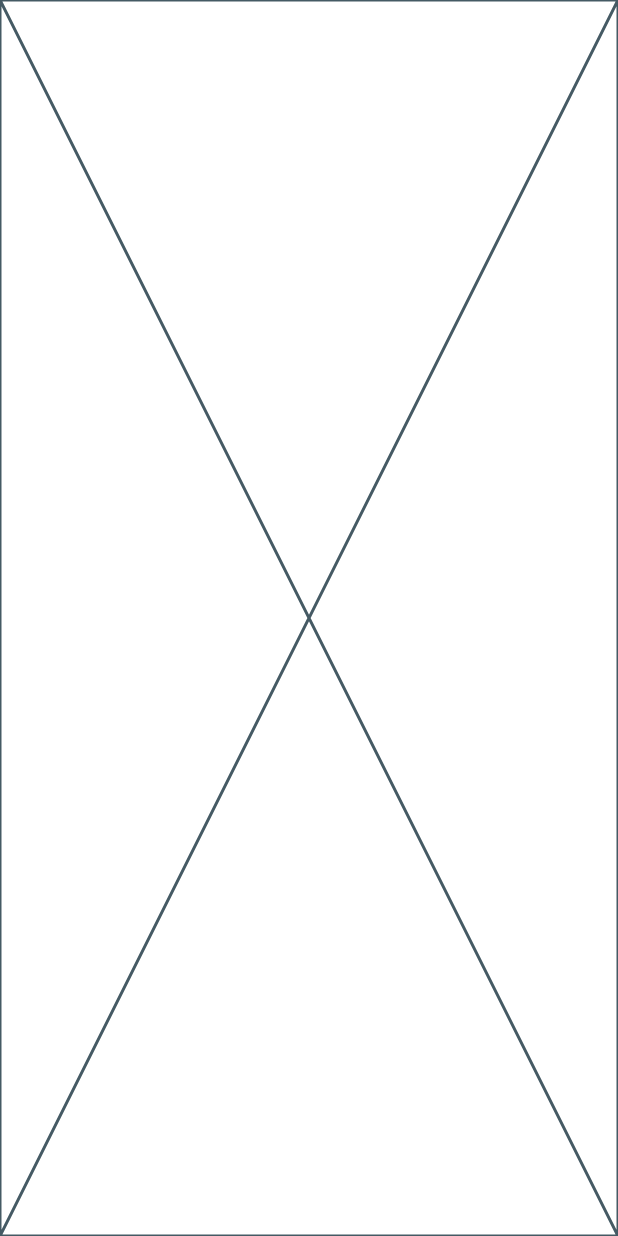
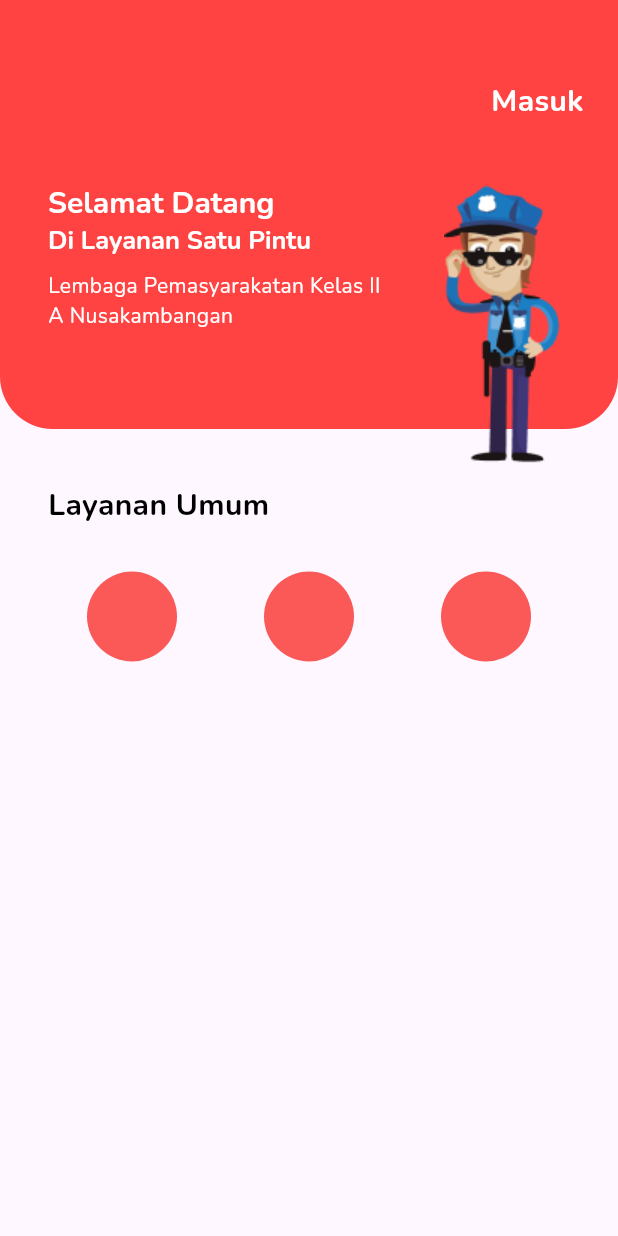
Before and after one commit to Introvertskrrt/SiElsi-Project, a Flutter app: the screen it shows after launch, after a tap on "Memulai", on a phone screen of 412 x 824 dp. Run offline on Flutter 3.47's test engine with Material 3 defaults, Android fonts, the light colour scheme and no system bars; our stand-ins replace get, google_fonts.

Commit message:
update: dashboard progress

```diff
--- a/lib/views/dashboard_views/dashboard_umum_view.dart
+++ b/lib/views/dashboard_views/dashboard_umum_view.dart
@@ -1,10 +1,60 @@
 import 'package:flutter/material.dart';
+import 'package:sibesi_app/constants/color_constant.dart';
+import 'package:sibesi_app/constants/text_style_constant.dart';
+import 'package:sibesi_app/views/dashboard_views/widgets/header_widget.dart';
 
 class DashboardUmumView extends StatelessWidget {
   const DashboardUmumView({super.key});
 
   @override
   Widget build(BuildContext context) {
-    return const Placeholder();
+    return Scaffold(
+      body: SingleChildScrollView(
+        child: Column(
+          crossAxisAlignment: CrossAxisAlignment.start,
+          children: [
+            DashboardHeaderWidget(),
+            SizedBox(height: 36),
+            Padding(
+              padding: const EdgeInsets.only(left: 32),
+              child: Text(
+                "Layanan Umum",
+                style: TextStyleConstant.nunitoBold.copyWith(fontSize: 20),
+              ),
+            ),
+            const SizedBox(height: 30),
+            Row(
+              mainAxisAlignment: MainAxisAlignment.spaceEvenly,
+              children: [
+                Container(
+                  width: 60,
+                  height: 60,
+                  decoration: BoxDecoration(
+                    borderRadius: BorderRadius.circular(180),
+                    color: ColorConstant.secondaryColor
+                  ),
+                ),
+                Container(
+                  width: 60,
+                  height: 60,
+                  decoration: BoxDecoration(
+                    borderRadius: BorderRadius.circular(180),
+                    color: ColorConstant.secondaryColor
+                  ),
+                ),
+                Container(
+                  width: 60,
+                  height: 60,
+                  decoration: BoxDecoration(
+                    borderRadius: BorderRadius.circular(180),
+                    color: ColorConstant.secondaryColor
+                  ),
+                )
+              ],
+            )
+          ],
+        ),
+      ),
+    );
   }
 }
--- a/lib/views/dashboard_views/widgets/header_widget.dart
+++ b/lib/views/dashboard_views/widgets/header_widget.dart
@@ -0,0 +1,85 @@
+import 'package:flutter/material.dart';
+import 'package:sibesi_app/constants/color_constant.dart';
+import 'package:sibesi_app/constants/text_style_constant.dart';
+
+class DashboardHeaderWidget extends StatelessWidget {
+  const DashboardHeaderWidget({super.key});
+
+  @override
+  Widget build(BuildContext context) {
+    return Container(
+      width: double.infinity,
+      height: 286,
+      decoration: BoxDecoration(
+        color: ColorConstant.primaryColor,
+        borderRadius: const BorderRadius.only(
+          bottomLeft: Radius.circular(35),
+          bottomRight: Radius.circular(35),
+        ),
+      ),
+      child: Stack(
+        clipBehavior: Clip.none, // Allow overflow in Stack
+        children: [
+          Positioned(
+            top: 53,
+            right: 23,
+            child: Text(
+              "Masuk",
+              style: TextStyleConstant.nunitoBold.copyWith(
+                color: Colors.white,
+                fontSize: 20,
+              ),
+            ),
+          ),
+          Positioned(
+            top: 122,
+            left: 32,
+            child: RichText(
+              text: TextSpan(
+                children: [
+                  TextSpan(
+                    text: "Selamat Datang\n",
+                    style: TextStyleConstant.nunitoBold.copyWith(
+                      color: Colors.white,
+                      fontSize: 20,
+                    ),
+                  ),
+                  TextSpan(
+                    text: "Di Layanan Satu Pintu",
+                    style: TextStyleConstant.nunitoBold.copyWith(
+                      color: Colors.white,
+                      fontSize: 17,
+                    ),
+                  ),
+                ],
+              ),
+            ),
+          ),
+          Positioned(
+            bottom: 66,
+            left: 32,
+            child: Container(
+              width: 230,
+              child: Text(
+                "Lembaga Pemasyarakatan Kelas II A Nusakambangan",
+                style: TextStyleConstant.nunitoRegular.copyWith(
+                  color: Colors.white,
+                  fontSize: 14,
+                ),
+              ),
+            ),
+          ),
+          // Properly positioned the image
+          Positioned(
+            right: 36, // Move it slightly outside the container
+            bottom: -30, // Position it at the bottom
+            child: Image.asset(
+              'assets/images/police.png',
+              height: 200, // Adjust the height if needed
+            ),
+          ),
+        ],
+      ),
+    );
+  }
+}
```
Also changed, not shown: assets/images/police.png (added), pubspec.lock.
